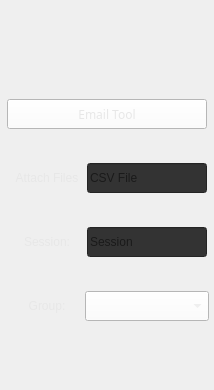
Above: src/Dropdown.ui from dahmadjid/QT-QRScanner before the change. Below: the same form after it.
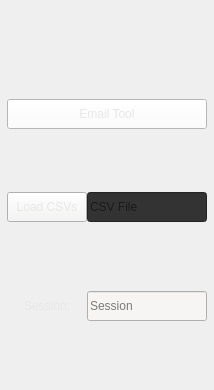
That is the form after the change.

Commit message: before removing EmailTool

The edit to the form file:
```diff
--- a/src/Dropdown.ui
+++ b/src/Dropdown.ui
@@ -42,7 +42,7 @@
    <property name="geometry">
     <rect>
      <x>87</x>
-     <y>163</y>
+     <y>192</y>
      <width>120</width>
      <height>30</height>
     </rect>
@@ -435,6 +435,12 @@
      </disabled>
     </palette>
    </property>
+   <property name="font">
+    <font>
+     <family>Arial</family>
+     <bold>false</bold>
+    </font>
+   </property>
    <property name="readOnly">
     <bool>true</bool>
    </property>
@@ -446,7 +452,7 @@
    <property name="geometry">
     <rect>
      <x>87</x>
-     <y>227</y>
+     <y>291</y>
      <width>120</width>
      <height>30</height>
     </rect>
@@ -466,9 +472,9 @@
       <colorrole role="Button">
        <brush brushstyle="SolidPattern">
         <color alpha="255">
-         <red>192</red>
-         <green>191</green>
-         <blue>188</blue>
+         <red>246</red>
+         <green>245</green>
+         <blue>244</blue>
         </color>
        </brush>
       </colorrole>
@@ -529,18 +535,18 @@
       <colorrole role="Base">
        <brush brushstyle="SolidPattern">
         <color alpha="255">
-         <red>255</red>
-         <green>255</green>
-         <blue>255</blue>
+         <red>246</red>
+         <green>245</green>
+         <blue>244</blue>
         </color>
        </brush>
       </colorrole>
       <colorrole role="Window">
        <brush brushstyle="SolidPattern">
         <color alpha="255">
-         <red>192</red>
-         <green>191</green>
-         <blue>188</blue>
+         <red>246</red>
+         <green>245</green>
+         <blue>244</blue>
         </color>
        </brush>
       </colorrole>
@@ -594,9 +600,9 @@
       <colorrole role="Button">
        <brush brushstyle="SolidPattern">
         <color alpha="255">
-         <red>35</red>
-         <green>35</green>
-         <blue>35</blue>
+         <red>246</red>
+         <green>245</green>
+         <blue>244</blue>
         </color>
        </brush>
       </colorrole>
@@ -657,18 +663,18 @@
       <colorrole role="Base">
        <brush brushstyle="SolidPattern">
         <color alpha="255">
-         <red>51</red>
-         <green>51</green>
-         <blue>51</blue>
+         <red>246</red>
+         <green>245</green>
+         <blue>244</blue>
         </color>
        </brush>
       </colorrole>
       <colorrole role="Window">
        <brush brushstyle="SolidPattern">
         <color alpha="255">
-         <red>51</red>
-         <green>51</green>
-         <blue>51</blue>
+         <red>246</red>
+         <green>245</green>
+         <blue>244</blue>
         </color>
        </brush>
       </colorrole>
@@ -722,9 +728,9 @@
       <colorrole role="Button">
        <brush brushstyle="SolidPattern">
         <color alpha="255">
-         <red>192</red>
-         <green>191</green>
-         <blue>188</blue>
+         <red>246</red>
+         <green>245</green>
+         <blue>244</blue>
         </color>
        </brush>
       </colorrole>
@@ -785,18 +791,18 @@
       <colorrole role="Base">
        <brush brushstyle="SolidPattern">
         <color alpha="255">
-         <red>192</red>
-         <green>191</green>
-         <blue>188</blue>
+         <red>246</red>
+         <green>245</green>
+         <blue>244</blue>
         </color>
        </brush>
       </colorrole>
       <colorrole role="Window">
        <brush brushstyle="SolidPattern">
         <color alpha="255">
-         <red>192</red>
-         <green>191</green>
-         <blue>188</blue>
+         <red>246</red>
+         <green>245</green>
+         <blue>244</blue>
         </color>
        </brush>
       </colorrole>
@@ -839,6 +845,15 @@
      </disabled>
     </palette>
    </property>
+   <property name="font">
+    <font>
+     <family>Arial</family>
+     <bold>false</bold>
+    </font>
+   </property>
+   <property name="styleSheet">
+    <string notr="true">background-color:rgb(246, 245, 244)</string>
+   </property>
    <property name="readOnly">
     <bool>false</bool>
    </property>
@@ -846,425 +861,11 @@
     <string>Session</string>
    </property>
   </widget>
-  <widget class="QComboBox" name="group_combo">
-   <property name="geometry">
-    <rect>
-     <x>85</x>
-     <y>291</y>
-     <width>124</width>
-     <height>30</height>
-    </rect>
-   </property>
-   <property name="palette">
-    <palette>
-     <active>
-      <colorrole role="WindowText">
-       <brush brushstyle="SolidPattern">
-        <color alpha="255">
-         <red>0</red>
-         <green>0</green>
-         <blue>0</blue>
-        </color>
-       </brush>
-      </colorrole>
-      <colorrole role="Button">
-       <brush brushstyle="SolidPattern">
-        <color alpha="255">
-         <red>255</red>
-         <green>255</green>
-         <blue>255</blue>
-        </color>
-       </brush>
-      </colorrole>
-      <colorrole role="Midlight">
-       <brush brushstyle="SolidPattern">
-        <color alpha="255">
-         <red>223</red>
-         <green>223</green>
-         <blue>221</blue>
-        </color>
-       </brush>
-      </colorrole>
-      <colorrole role="Dark">
-       <brush brushstyle="SolidPattern">
-        <color alpha="255">
-         <red>96</red>
-         <green>96</green>
-         <blue>94</blue>
-        </color>
-       </brush>
-      </colorrole>
-      <colorrole role="Mid">
-       <brush brushstyle="SolidPattern">
-        <color alpha="255">
-         <red>128</red>
-         <green>127</green>
-         <blue>125</blue>
-        </color>
-       </brush>
-      </colorrole>
-      <colorrole role="Text">
-       <brush brushstyle="SolidPattern">
-        <color alpha="255">
-         <red>0</red>
-         <green>0</green>
-         <blue>0</blue>
-        </color>
-       </brush>
-      </colorrole>
-      <colorrole role="BrightText">
-       <brush brushstyle="SolidPattern">
-        <color alpha="255">
-         <red>255</red>
-         <green>255</green>
-         <blue>255</blue>
-        </color>
-       </brush>
-      </colorrole>
-      <colorrole role="ButtonText">
-       <brush brushstyle="SolidPattern">
-        <color alpha="255">
-         <red>0</red>
-         <green>0</green>
-         <blue>0</blue>
-        </color>
-       </brush>
-      </colorrole>
-      <colorrole role="Base">
-       <brush brushstyle="SolidPattern">
-        <color alpha="255">
-         <red>255</red>
-         <green>255</green>
-         <blue>255</blue>
-        </color>
-       </brush>
-      </colorrole>
-      <colorrole role="Window">
-       <brush brushstyle="SolidPattern">
-        <color alpha="255">
-         <red>255</red>
-         <green>255</green>
-         <blue>255</blue>
-        </color>
-       </brush>
-      </colorrole>
-      <colorrole role="Shadow">
-       <brush brushstyle="SolidPattern">
-        <color alpha="255">
-         <red>0</red>
-         <green>0</green>
-         <blue>0</blue>
-        </color>
-       </brush>
-      </colorrole>
-      <colorrole role="AlternateBase">
-       <brush brushstyle="SolidPattern">
-        <color alpha="255">
-         <red>223</red>
-         <green>223</green>
-         <blue>221</blue>
-        </color>
-       </brush>
-      </colorrole>
-      <colorrole role="ToolTipBase">
-       <brush brushstyle="SolidPattern">
-        <color alpha="255">
-         <red>255</red>
-         <green>255</green>
-         <blue>220</blue>
-        </color>
-       </brush>
-      </colorrole>
-      <colorrole role="ToolTipText">
-       <brush brushstyle="SolidPattern">
-        <color alpha="255">
-         <red>0</red>
-         <green>0</green>
-         <blue>0</blue>
-        </color>
-       </brush>
-      </colorrole>
-     </active>
-     <inactive>
-      <colorrole role="WindowText">
-       <brush brushstyle="SolidPattern">
-        <color alpha="255">
-         <red>231</red>
-         <green>231</green>
-         <blue>231</blue>
-        </color>
-       </brush>
-      </colorrole>
-      <colorrole role="Button">
-       <brush brushstyle="SolidPattern">
-        <color alpha="255">
-         <red>255</red>
-         <green>255</green>
-         <blue>255</blue>
-        </color>
-       </brush>
-      </colorrole>
-      <colorrole role="Midlight">
-       <brush brushstyle="SolidPattern">
-        <color alpha="255">
-         <red>202</red>
-         <green>202</green>
-         <blue>202</blue>
-        </color>
-       </brush>
-      </colorrole>
-      <colorrole role="Dark">
-       <brush brushstyle="SolidPattern">
-        <color alpha="255">
-         <red>35</red>
-         <green>35</green>
-         <blue>35</blue>
-        </color>
-       </brush>
-      </colorrole>
-      <colorrole role="Mid">
-       <brush brushstyle="SolidPattern">
-        <color alpha="255">
-         <red>160</red>
-         <green>160</green>
-         <blue>160</blue>
-        </color>
-       </brush>
-      </colorrole>
-      <colorrole role="Text">
-       <brush brushstyle="SolidPattern">
-        <color alpha="255">
-         <red>231</red>
-         <green>231</green>
-         <blue>231</blue>
-        </color>
-       </brush>
-      </colorrole>
-      <colorrole role="BrightText">
-       <brush brushstyle="SolidPattern">
-        <color alpha="255">
-         <red>255</red>
-         <green>0</green>
-         <blue>0</blue>
-        </color>
-       </brush>
-      </colorrole>
-      <colorrole role="ButtonText">
-       <brush brushstyle="SolidPattern">
-        <color alpha="255">
-         <red>231</red>
-         <green>231</green>
-         <blue>231</blue>
-        </color>
-       </brush>
-      </colorrole>
-      <colorrole role="Base">
-       <brush brushstyle="SolidPattern">
-        <color alpha="255">
-         <red>255</red>
-         <green>255</green>
-         <blue>255</blue>
-        </color>
-       </brush>
-      </colorrole>
-      <colorrole role="Window">
-       <brush brushstyle="SolidPattern">
-        <color alpha="255">
-         <red>255</red>
-         <green>255</green>
-         <blue>255</blue>
-        </color>
-       </brush>
-      </colorrole>
-      <colorrole role="Shadow">
-       <brush brushstyle="SolidPattern">
-        <color alpha="255">
-         <red>118</red>
-         <green>118</green>
-         <blue>118</blue>
-        </color>
-       </brush>
-      </colorrole>
-      <colorrole role="AlternateBase">
-       <brush brushstyle="SolidPattern">
-        <color alpha="255">
-         <red>81</red>
-         <green>81</green>
-         <blue>81</blue>
-        </color>
-       </brush>
-      </colorrole>
-      <colorrole role="ToolTipBase">
-       <brush brushstyle="SolidPattern">
-        <color alpha="102">
-         <red>0</red>
-         <green>0</green>
-         <blue>0</blue>
-        </color>
-       </brush>
-      </colorrole>
-      <colorrole role="ToolTipText">
-       <brush brushstyle="SolidPattern">
-        <color alpha="255">
-         <red>231</red>
-         <green>231</green>
-         <blue>231</blue>
-        </color>
-       </brush>
-      </colorrole>
-     </inactive>
-     <disabled>
-      <colorrole role="WindowText">
-       <brush brushstyle="SolidPattern">
-        <color alpha="255">
-         <red>96</red>
-         <green>96</green>
-         <blue>94</blue>
-        </color>
-       </brush>
-      </colorrole>
-      <colorrole role="Button">
-       <brush brushstyle="SolidPattern">
-        <color alpha="255">
-         <red>255</red>
-         <green>255</green>
-         <blue>255</blue>
-        </color>
-       </brush>
-      </colorrole>
-      <colorrole role="Midlight">
-       <brush brushstyle="SolidPattern">
-        <color alpha="255">
-         <red>223</red>
-         <green>223</green>
-         <blue>221</blue>
-        </color>
-       </brush>
-      </colorrole>
-      <colorrole role="Dark">
-       <brush brushstyle="SolidPattern">
-        <color alpha="255">
-         <red>96</red>
-         <green>96</green>
-         <blue>94</blue>
-        </color>
-       </brush>
-      </colorrole>
-      <colorrole role="Mid">
-       <brush brushstyle="SolidPattern">
-        <color alpha="255">
-         <red>128</red>
-         <green>127</green>
-         <blue>125</blue>
-        </color>
-       </brush>
-      </colorrole>
-      <colorrole role="Text">
-       <brush brushstyle="SolidPattern">
-        <color alpha="255">
-         <red>96</red>
-         <green>96</green>
-         <blue>94</blue>
-        </color>
-       </brush>
-      </colorrole>
-      <colorrole role="BrightText">
-       <brush brushstyle="SolidPattern">
-        <color alpha="255">
-         <red>255</red>
-         <green>255</green>
-         <blue>255</blue>
-        </color>
-       </brush>
-      </colorrole>
-      <colorrole role="ButtonText">
-       <brush brushstyle="SolidPattern">
-        <color alpha="255">
-         <red>96</red>
-         <green>96</green>
-         <blue>94</blue>
-        </color>
-       </brush>
-      </colorrole>
-      <colorrole role="Base">
-       <brush brushstyle="SolidPattern">
-        <color alpha="255">
-         <red>255</red>
-         <green>255</green>
-         <blue>255</blue>
-        </color>
-       </brush>
-      </colorrole>
-      <colorrole role="Window">
-       <brush brushstyle="SolidPattern">
-        <color alpha="255">
-         <red>255</red>
-         <green>255</green>
-         <blue>255</blue>
-        </color>
-       </brush>
-      </colorrole>
-      <colorrole role="Shadow">
-       <brush brushstyle="SolidPattern">
-        <color alpha="255">
-         <red>177</red>
-         <green>177</green>
-         <blue>177</blue>
-        </color>
-       </brush>
-      </colorrole>
-      <colorrole role="AlternateBase">
-       <brush brushstyle="SolidPattern">
-        <color alpha="255">
-         <red>81</red>
-         <green>81</green>
-         <blue>81</blue>
-        </color>
-       </brush>
-      </colorrole>
-      <colorrole role="ToolTipBase">
-       <brush brushstyle="SolidPattern">
-        <color alpha="102">
-         <red>0</red>
-         <green>0</green>
-         <blue>0</blue>
-        </color>
-       </brush>
-      </colorrole>
-      <colorrole role="ToolTipText">
-       <brush brushstyle="SolidPattern">
-        <color alpha="255">
-         <red>231</red>
-         <green>231</green>
-         <blue>231</blue>
-        </color>
-       </brush>
-      </colorrole>
-     </disabled>
-    </palette>
-   </property>
-   <property name="autoFillBackground">
-    <bool>false</bool>
-   </property>
-   <property name="styleSheet">
-    <string notr="true">background-color: rgb(255, 255, 255);
-</string>
-   </property>
-   <property name="editable">
-    <bool>false</bool>
-   </property>
-   <property name="currentText">
-    <string/>
-   </property>
-   <property name="placeholderText">
-    <string>Groups</string>
-   </property>
-  </widget>
   <widget class="QLabel" name="session_label">
    <property name="geometry">
     <rect>
      <x>7</x>
-     <y>227</y>
+     <y>291</y>
      <width>80</width>
      <height>30</height>
     </rect>
@@ -1657,6 +1258,12 @@
      </disabled>
     </palette>
    </property>
+   <property name="font">
+    <font>
+     <family>Arial</family>
+     <bold>false</bold>
+    </font>
+   </property>
    <property name="text">
     <string>Session:</string>
    </property>
@@ -1668,7 +1275,7 @@
    <property name="geometry">
     <rect>
      <x>7</x>
-     <y>163</y>
+     <y>192</y>
      <width>80</width>
      <height>30</height>
     </rect>
@@ -1688,9 +1295,9 @@
       <colorrole role="Button">
        <brush brushstyle="SolidPattern">
         <color alpha="255">
-         <red>255</red>
-         <green>255</green>
-         <blue>255</blue>
+         <red>246</red>
+         <green>245</green>
+         <blue>244</blue>
         </color>
        </brush>
       </colorrole>
@@ -1751,18 +1358,18 @@
       <colorrole role="Base">
        <brush brushstyle="SolidPattern">
         <color alpha="255">
-         <red>255</red>
-         <green>255</green>
-         <blue>255</blue>
+         <red>246</red>
+         <green>245</green>
+         <blue>244</blue>
         </color>
        </brush>
       </colorrole>
       <colorrole role="Window">
        <brush brushstyle="SolidPattern">
         <color alpha="255">
-         <red>255</red>
-         <green>255</green>
-         <blue>255</blue>
+         <red>246</red>
+         <green>245</green>
+         <blue>244</blue>
         </color>
        </brush>
       </colorrole>
@@ -1816,9 +1423,9 @@
       <colorrole role="Button">
        <brush brushstyle="SolidPattern">
         <color alpha="255">
-         <red>35</red>
-         <green>35</green>
-         <blue>35</blue>
+         <red>246</red>
+         <green>245</green>
+         <blue>244</blue>
         </color>
        </brush>
       </colorrole>
@@ -1879,18 +1486,18 @@
       <colorrole role="Base">
        <brush brushstyle="SolidPattern">
         <color alpha="255">
-         <red>51</red>
-         <green>51</green>
-         <blue>51</blue>
+         <red>246</red>
+         <green>245</green>
+         <blue>244</blue>
         </color>
        </brush>
       </colorrole>
       <colorrole role="Window">
        <brush brushstyle="SolidPattern">
         <color alpha="255">
-         <red>51</red>
-         <green>51</green>
-         <blue>51</blue>
+         <red>246</red>
+         <green>245</green>
+         <blue>244</blue>
         </color>
        </brush>
       </colorrole>
@@ -1944,9 +1551,9 @@
       <colorrole role="Button">
        <brush brushstyle="SolidPattern">
         <color alpha="255">
-         <red>255</red>
-         <green>255</green>
-         <blue>255</blue>
+         <red>246</red>
+         <green>245</green>
+         <blue>244</blue>
         </color>
        </brush>
       </colorrole>
@@ -2007,18 +1614,18 @@
       <colorrole role="Base">
        <brush brushstyle="SolidPattern">
         <color alpha="255">
-         <red>255</red>
-         <green>255</green>
-         <blue>255</blue>
+         <red>246</red>
+         <green>245</green>
+         <blue>244</blue>
         </color>
        </brush>
       </colorrole>
       <colorrole role="Window">
        <brush brushstyle="SolidPattern">
         <color alpha="255">
-         <red>255</red>
-         <green>255</green>
-         <blue>255</blue>
+         <red>246</red>
+         <green>245</green>
+         <blue>244</blue>
         </color>
        </brush>
       </colorrole>
@@ -2061,11 +1668,20 @@
      </disabled>
     </palette>
    </property>
+   <property name="font">
+    <font>
+     <family>Arial</family>
+     <bold>false</bold>
+    </font>
+   </property>
+   <property name="styleSheet">
+    <string notr="true">background-color:rgb(246, 245, 244)</string>
+   </property>
    <property name="text">
-    <string>Attach Files</string>
+    <string>Load CSVs</string>
    </property>
    <property name="flat">
-    <bool>true</bool>
+    <bool>false</bool>
    </property>
   </widget>
   <widget class="QPushButton" name="email_tool_button">
@@ -2467,7 +2083,7 @@
    </property>
    <property name="font">
     <font>
-     <family>Segoe UI Variable Static Small</family>
+     <family>Arial</family>
      <bold>false</bold>
     </font>
    </property>
@@ -2491,410 +2107,6 @@
     <bool>false</bool>
    </property>
   </widget>
-  <widget class="QLabel" name="group_label">
-   <property name="geometry">
-    <rect>
-     <x>7</x>
-     <y>291</y>
-     <width>80</width>
-     <height>30</height>
-    </rect>
-   </property>
-   <property name="palette">
-    <palette>
-     <active>
-      <colorrole role="WindowText">
-       <brush brushstyle="SolidPattern">
-        <color alpha="255">
-         <red>0</red>
-         <green>0</green>
-         <blue>0</blue>
-        </color>
-       </brush>
-      </colorrole>
-      <colorrole role="Button">
-       <brush brushstyle="SolidPattern">
-        <color alpha="255">
-         <red>192</red>
-         <green>191</green>
-         <blue>188</blue>
-        </color>
-       </brush>
-      </colorrole>
-      <colorrole role="Midlight">
-       <brush brushstyle="SolidPattern">
-        <color alpha="255">
-         <red>223</red>
-         <green>223</green>
-         <blue>221</blue>
-        </color>
-       </brush>
-      </colorrole>
-      <colorrole role="Dark">
-       <brush brushstyle="SolidPattern">
-        <color alpha="255">
-         <red>96</red>
-         <green>96</green>
-         <blue>94</blue>
-        </color>
-       </brush>
-      </colorrole>
-      <colorrole role="Mid">
-       <brush brushstyle="SolidPattern">
-        <color alpha="255">
-         <red>128</red>
-         <green>127</green>
-         <blue>125</blue>
-        </color>
-       </brush>
-      </colorrole>
-      <colorrole role="Text">
-       <brush brushstyle="SolidPattern">
-        <color alpha="255">
-         <red>0</red>
-         <green>0</green>
-         <blue>0</blue>
-        </color>
-       </brush>
-      </colorrole>
-      <colorrole role="BrightText">
-       <brush brushstyle="SolidPattern">
-        <color alpha="255">
-         <red>255</red>
-         <green>255</green>
-         <blue>255</blue>
-        </color>
-       </brush>
-      </colorrole>
-      <colorrole role="ButtonText">
-       <brush brushstyle="SolidPattern">
-        <color alpha="255">
-         <red>0</red>
-         <green>0</green>
-         <blue>0</blue>
-        </color>
-       </brush>
-      </colorrole>
-      <colorrole role="Base">
-       <brush brushstyle="SolidPattern">
-        <color alpha="255">
-         <red>255</red>
-         <green>255</green>
-         <blue>255</blue>
-        </color>
-       </brush>
-      </colorrole>
-      <colorrole role="Window">
-       <brush brushstyle="SolidPattern">
-        <color alpha="255">
-         <red>192</red>
-         <green>191</green>
-         <blue>188</blue>
-        </color>
-       </brush>
-      </colorrole>
-      <colorrole role="Shadow">
-       <brush brushstyle="SolidPattern">
-        <color alpha="255">
-         <red>0</red>
-         <green>0</green>
-         <blue>0</blue>
-        </color>
-       </brush>
-      </colorrole>
-      <colorrole role="AlternateBase">
-       <brush brushstyle="SolidPattern">
-        <color alpha="255">
-         <red>223</red>
-         <green>223</green>
-         <blue>221</blue>
-        </color>
-       </brush>
-      </colorrole>
-      <colorrole role="ToolTipBase">
-       <brush brushstyle="SolidPattern">
-        <color alpha="255">
-         <red>255</red>
-         <green>255</green>
-         <blue>220</blue>
-        </color>
-       </brush>
-      </colorrole>
-      <colorrole role="ToolTipText">
-       <brush brushstyle="SolidPattern">
-        <color alpha="255">
-         <red>0</red>
-         <green>0</green>
-         <blue>0</blue>
-        </color>
-       </brush>
-      </colorrole>
-     </active>
-     <inactive>
-      <colorrole role="WindowText">
-       <brush brushstyle="SolidPattern">
-        <color alpha="255">
-         <red>231</red>
-         <green>231</green>
-         <blue>231</blue>
-        </color>
-       </brush>
-      </colorrole>
-      <colorrole role="Button">
-       <brush brushstyle="SolidPattern">
-        <color alpha="255">
-         <red>35</red>
-         <green>35</green>
-         <blue>35</blue>
-        </color>
-       </brush>
-      </colorrole>
-      <colorrole role="Midlight">
-       <brush brushstyle="SolidPattern">
-        <color alpha="255">
-         <red>202</red>
-         <green>202</green>
-         <blue>202</blue>
-        </color>
-       </brush>
-      </colorrole>
-      <colorrole role="Dark">
-       <brush brushstyle="SolidPattern">
-        <color alpha="255">
-         <red>35</red>
-         <green>35</green>
-         <blue>35</blue>
-        </color>
-       </brush>
-      </colorrole>
-      <colorrole role="Mid">
-       <brush brushstyle="SolidPattern">
-        <color alpha="255">
-         <red>160</red>
-         <green>160</green>
-         <blue>160</blue>
-        </color>
-       </brush>
-      </colorrole>
-      <colorrole role="Text">
-       <brush brushstyle="SolidPattern">
-        <color alpha="255">
-         <red>231</red>
-         <green>231</green>
-         <blue>231</blue>
-        </color>
-       </brush>
-      </colorrole>
-      <colorrole role="BrightText">
-       <brush brushstyle="SolidPattern">
-        <color alpha="255">
-         <red>255</red>
-         <green>0</green>
-         <blue>0</blue>
-        </color>
-       </brush>
-      </colorrole>
-      <colorrole role="ButtonText">
-       <brush brushstyle="SolidPattern">
-        <color alpha="255">
-         <red>231</red>
-         <green>231</green>
-         <blue>231</blue>
-        </color>
-       </brush>
-      </colorrole>
-      <colorrole role="Base">
-       <brush brushstyle="SolidPattern">
-        <color alpha="255">
-         <red>51</red>
-         <green>51</green>
-         <blue>51</blue>
-        </color>
-       </brush>
-      </colorrole>
-      <colorrole role="Window">
-       <brush brushstyle="SolidPattern">
-        <color alpha="255">
-         <red>51</red>
-         <green>51</green>
-         <blue>51</blue>
-        </color>
-       </brush>
-      </colorrole>
-      <colorrole role="Shadow">
-       <brush brushstyle="SolidPattern">
-        <color alpha="255">
-         <red>118</red>
-         <green>118</green>
-         <blue>118</blue>
-        </color>
-       </brush>
-      </colorrole>
-      <colorrole role="AlternateBase">
-       <brush brushstyle="SolidPattern">
-        <color alpha="255">
-         <red>81</red>
-         <green>81</green>
-         <blue>81</blue>
-        </color>
-       </brush>
-      </colorrole>
-      <colorrole role="ToolTipBase">
-       <brush brushstyle="SolidPattern">
-        <color alpha="102">
-         <red>0</red>
-         <green>0</green>
-         <blue>0</blue>
-        </color>
-       </brush>
-      </colorrole>
-      <colorrole role="ToolTipText">
-       <brush brushstyle="SolidPattern">
-        <color alpha="255">
-         <red>231</red>
-         <green>231</green>
-         <blue>231</blue>
-        </color>
-       </brush>
-      </colorrole>
-     </inactive>
-     <disabled>
-      <colorrole role="WindowText">
-       <brush brushstyle="SolidPattern">
-        <color alpha="255">
-         <red>96</red>
-         <green>96</green>
-         <blue>94</blue>
-        </color>
-       </brush>
-      </colorrole>
-      <colorrole role="Button">
-       <brush brushstyle="SolidPattern">
-        <color alpha="255">
-         <red>192</red>
-         <green>191</green>
-         <blue>188</blue>
-        </color>
-       </brush>
-      </colorrole>
-      <colorrole role="Midlight">
-       <brush brushstyle="SolidPattern">
-        <color alpha="255">
-         <red>223</red>
-         <green>223</green>
-         <blue>221</blue>
-        </color>
-       </brush>
-      </colorrole>
-      <colorrole role="Dark">
-       <brush brushstyle="SolidPattern">
-        <color alpha="255">
-         <red>96</red>
-         <green>96</green>
-         <blue>94</blue>
-        </color>
-       </brush>
-      </colorrole>
-      <colorrole role="Mid">
-       <brush brushstyle="SolidPattern">
-        <color alpha="255">
-         <red>128</red>
-         <green>127</green>
-         <blue>125</blue>
-        </color>
-       </brush>
-      </colorrole>
-      <colorrole role="Text">
-       <brush brushstyle="SolidPattern">
-        <color alpha="255">
-         <red>96</red>
-         <green>96</green>
-         <blue>94</blue>
-        </color>
-       </brush>
-      </colorrole>
-      <colorrole role="BrightText">
-       <brush brushstyle="SolidPattern">
-        <color alpha="255">
-         <red>255</red>
-         <green>255</green>
-         <blue>255</blue>
-        </color>
-       </brush>
-      </colorrole>
-      <colorrole role="ButtonText">
-       <brush brushstyle="SolidPattern">
-        <color alpha="255">
-         <red>96</red>
-         <green>96</green>
-         <blue>94</blue>
-        </color>
-       </brush>
-      </colorrole>
-      <colorrole role="Base">
-       <brush brushstyle="SolidPattern">
-        <color alpha="255">
-         <red>192</red>
-         <green>191</green>
-         <blue>188</blue>
-        </color>
-       </brush>
-      </colorrole>
-      <colorrole role="Window">
-       <brush brushstyle="SolidPattern">
-        <color alpha="255">
-         <red>192</red>
-         <green>191</green>
-         <blue>188</blue>
-        </color>
-       </brush>
-      </colorrole>
-      <colorrole role="Shadow">
-       <brush brushstyle="SolidPattern">
-        <color alpha="255">
-         <red>177</red>
-         <green>177</green>
-         <blue>177</blue>
-        </color>
-       </brush>
-      </colorrole>
-      <colorrole role="AlternateBase">
-       <brush brushstyle="SolidPattern">
-        <color alpha="255">
-         <red>81</red>
-         <green>81</green>
-         <blue>81</blue>
-        </color>
-       </brush>
-      </colorrole>
-      <colorrole role="ToolTipBase">
-       <brush brushstyle="SolidPattern">
-        <color alpha="102">
-         <red>0</red>
-         <green>0</green>
-         <blue>0</blue>
-        </color>
-       </brush>
-      </colorrole>
-      <colorrole role="ToolTipText">
-       <brush brushstyle="SolidPattern">
-        <color alpha="255">
-         <red>231</red>
-         <green>231</green>
-         <blue>231</blue>
-        </color>
-       </brush>
-      </colorrole>
-     </disabled>
-    </palette>
-   </property>
-   <property name="text">
-    <string>Group:</string>
-   </property>
-   <property name="alignment">
-    <set>Qt::AlignCenter</set>
-   </property>
-  </widget>
  </widget>
  <resources/>
  <connections/>
```
The commit also changes 9 other files.
